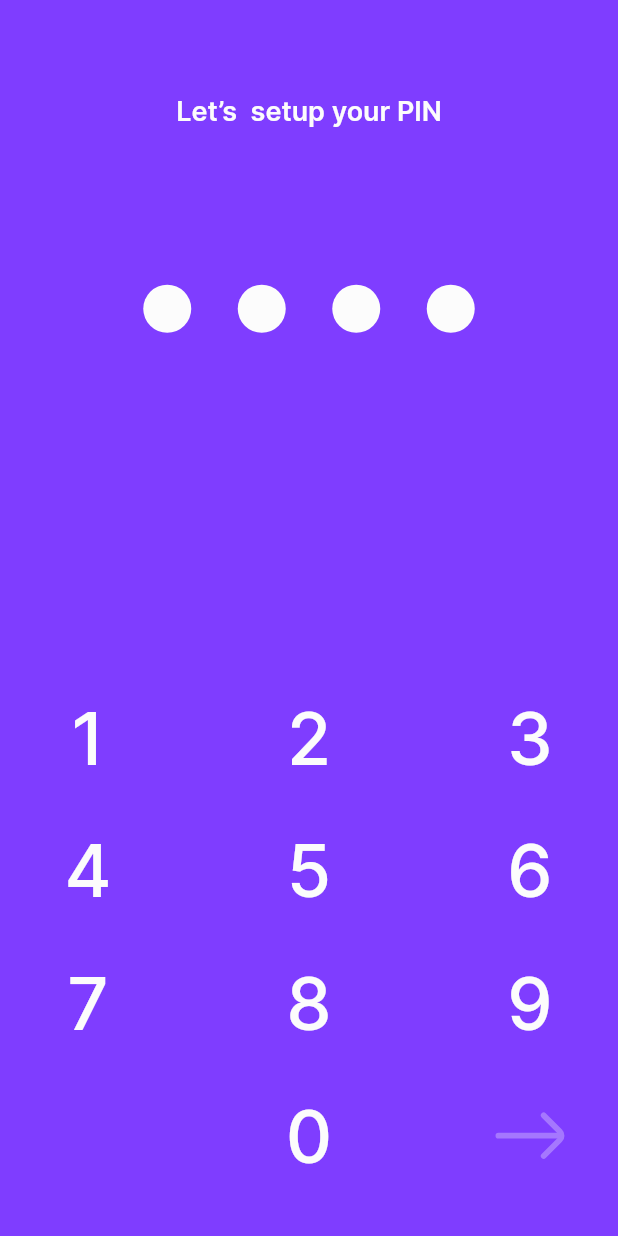
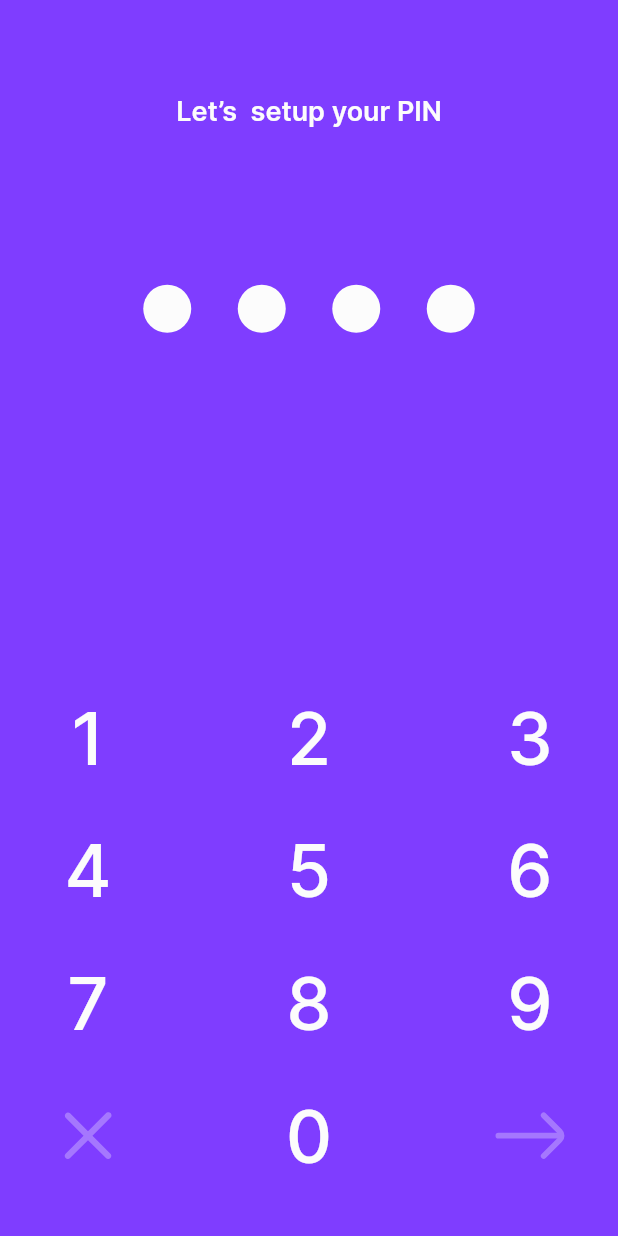
Before and after one commit to rGradov/finance-tracker-, a Flutter app: the screen it shows after launch, on a phone screen of 412 x 824 dp. Run offline on Flutter 3.47's test engine with Material 2 defaults, Android fonts, the phone set to English and light mode, and no system bars; our stand-ins replace flutter_svg.

Commit message:
added remove button

```diff
--- a/lib/app/ui/app_auth.dart
+++ b/lib/app/ui/app_auth.dart
@@ -94,6 +94,31 @@ class Header extends StatelessWidget {
   }
 }
 
+/// how it works? we listen the value in provider
+/// and then if the pin length =4 we displayed this button
+/// this button remove last number from pin
+class RemoveButton extends StatelessWidget {
+  const RemoveButton({Key? key}) : super(key: key);
+
+  @override
+  Widget build(BuildContext context) {
+    return Consumer<PinCodeProvider>(builder: (_, provider, __) {
+        return AnimatedOpacity(
+          duration: const Duration(milliseconds: 400),
+          opacity: provider.getPinCode.length > 1?1:0.3,
+          child: InkWell(
+              onTap: () {},
+              child: Transform.scale(
+                  scale: 0.8,
+                  child: SvgPicture.asset(
+                    AppIcons.close,
+                    color: AppColor.baseLight[80],
+                  ))),
+        );
+    });
+  }
+}
+
 /// FIXME: change name
 class ButtonView extends StatelessWidget {
   const ButtonView({Key? key}) : super(key: key);
@@ -115,7 +140,7 @@ class ButtonView extends StatelessWidget {
             ///FIXME: help refactor me
             if (orientation == Orientation.portrait) {
               if (idx == 9) {
-                return const SizedBox();
+                return const RemoveButton();
               } else if (idx == 11) {
                 return const Arrow();
               } else {
@@ -123,14 +148,13 @@ class ButtonView extends StatelessWidget {
               }
             } else {
               if (idx == 9) {
-                return const NumberButton(number:0);
+                return const NumberButton(number: 0);
               } else if (idx == 11) {
                 return const SizedBox();
-              }else if(idx ==10){
+              } else if (idx == 10) {
                 return const Arrow();
-              }
-              else {
-                return NumberButton(number:  idx + 1);
+              } else {
+                return NumberButton(number: idx + 1);
               }
             }
           }),
--- a/lib/resources/app_icons.dart
+++ b/lib/resources/app_icons.dart
@@ -4,4 +4,5 @@ class AppIcons {
   AppIcons._();
 
   static const String arrowRight = 'assets/icons/arrowRight.svg';
+  static const String close = 'assets/icons/close.svg';
 }
```
Also changed, not shown: assets/icons/close.svg (added).
